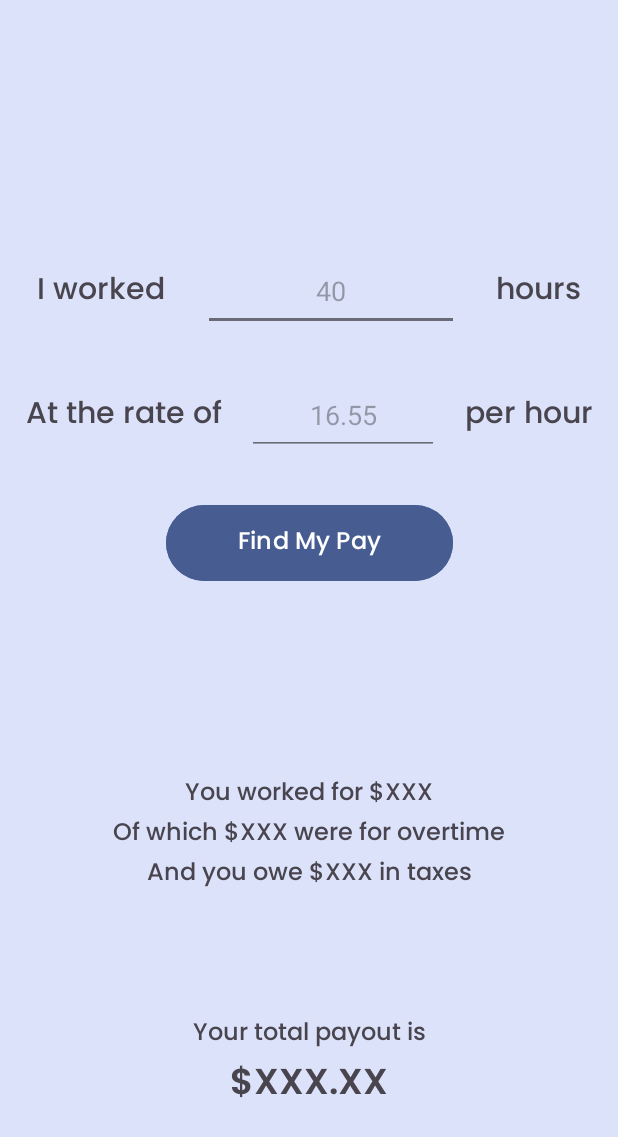
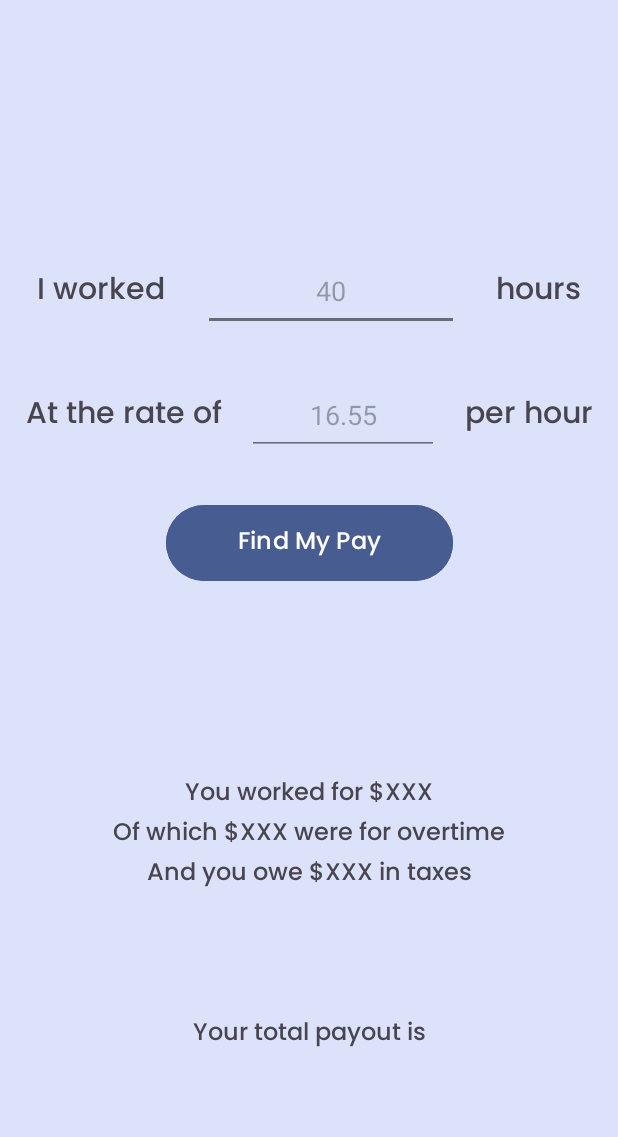
Before and after one commit to JoseBritto/COMP3074_Assignment1, an Android app: the layout activity_main.xml on its own in the app's theme, with its tools: preview values and no code run, on a phone screen of 412 x 824 dp. Shown: the top 1137 px of the screen. Run offline under Robolectric (Android 15) with nearby library versions, the phone set to English and light mode, and no system bars.

Commit message:
Remove hardcoded texts

```diff
--- a/app/src/main/res/layout/activity_about.xml
+++ b/app/src/main/res/layout/activity_about.xml
@@ -21,7 +21,7 @@
         android:layout_width="wrap_content"
         android:layout_height="wrap_content"
         android:fontFamily="@font/poppins_semibold"
-        android:text="An app by Jose Britto Saaji"
+        android:text="@string/an_app_by_me"
         android:textSize="24sp"
         android:textStyle="bold"
         app:layout_constraintBottom_toBottomOf="parent"
@@ -34,7 +34,7 @@
         android:layout_width="wrap_content"
         android:layout_height="wrap_content"
         android:fontFamily="@font/poppins_medium"
-        android:text="Student ID: 101416601"
+        android:text="@string/my_student_id_display"
         android:textSize="16sp"
         android:textColor="@color/material_on_background_emphasis_medium"
         app:layout_constraintEnd_toEndOf="parent"
@@ -47,7 +47,7 @@
         android:layout_height="wrap_content"
         android:fontFamily="@font/poppins_medium"
         android:textColor="@color/material_on_background_emphasis_medium"
-        android:text="COMP 3074 - Assignment 1"
+        android:text="@string/about_footer"
         android:layout_marginBottom="16dp"
         app:layout_constraintBottom_toBottomOf="parent"
         app:layout_constraintEnd_toEndOf="parent"
--- a/app/src/main/res/layout/activity_main.xml
+++ b/app/src/main/res/layout/activity_main.xml
@@ -45,7 +45,7 @@
             android:layout_height="53dp"
             android:importantForAutofill="no"
             android:ems="8"
-            android:hint="40"
+            android:hint="@string/hours_hint"
             android:backgroundTint="@color/material_on_background_emphasis_medium"
             android:inputType="numberDecimal"
             android:textAlignment="center"
@@ -93,7 +93,7 @@
             android:layout_height="53dp"
             android:importantForAutofill="no"
             android:ems="6"
-            android:hint="16.55"
+            android:hint="@string/pay_rate_hint"
             android:inputType="numberDecimal"
             android:backgroundTint="@color/material_on_background_emphasis_medium"
             android:textAlignment="center"
@@ -202,7 +202,6 @@
             android:layout_width="match_parent"
             android:layout_height="wrap_content"
             android:fontFamily="@font/poppins_semibold"
-            android:text="$XXX.XX"
             android:textAlignment="center"
             android:textSize="24sp"
             android:textStyle="bold" />
--- a/app/src/main/res/values/strings.xml
+++ b/app/src/main/res/values/strings.xml
@@ -9,4 +9,9 @@
     <string name="per_hour">per hour</string>
     <string name="hours">hours</string>
     <string name="i_worked">I worked</string>
+    <string name="pay_rate_hint">16.55</string>
+    <string name="hours_hint">40</string>
+    <string name="an_app_by_me">An app by Jose Britto Saaji</string>
+    <string name="my_student_id_display">Student ID: 101416601</string>
+    <string name="about_footer">COMP 3074 - Assignment 1</string>
 </resources>
```
